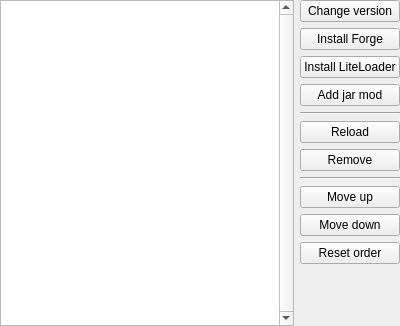
Above: gui/pages/VersionPage.ui from FreesmTeam/FreesmLauncher before the change. Below: the same form after it.
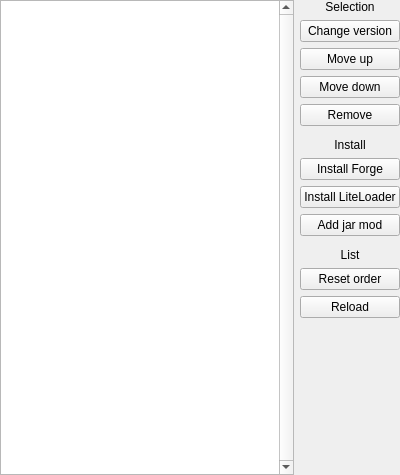
That is the form after the change. Custom widgets are drawn as their Qt base class.

Commit message: Tweaks to page dialog and version page.

Patch:
```diff
--- a/gui/pages/VersionPage.ui
+++ b/gui/pages/VersionPage.ui
@@ -7,7 +7,7 @@
     <x>0</x>
     <y>0</y>
     <width>400</width>
-    <height>326</height>
+    <height>475</height>
    </rect>
   </property>
   <property name="windowTitle">
@@ -51,6 +51,16 @@
    </item>
    <item>
     <layout class="QVBoxLayout" name="verticalLayout_4">
+     <item>
+      <widget class="QLabel" name="label">
+       <property name="text">
+        <string>Selection</string>
+       </property>
+       <property name="alignment">
+        <set>Qt::AlignCenter</set>
+       </property>
+      </widget>
+     </item>
      <item>
       <widget class="QPushButton" name="changeMCVersionBtn">
        <property name="text">
@@ -58,6 +68,46 @@
        </property>
       </widget>
      </item>
+     <item>
+      <widget class="QPushButton" name="moveLibraryUpBtn">
+       <property name="toolTip">
+        <string>This isn't implemented yet.</string>
+       </property>
+       <property name="text">
+        <string>Move up</string>
+       </property>
+      </widget>
+     </item>
+     <item>
+      <widget class="QPushButton" name="moveLibraryDownBtn">
+       <property name="toolTip">
+        <string>This isn't implemented yet.</string>
+       </property>
+       <property name="text">
+        <string>Move down</string>
+       </property>
+      </widget>
+     </item>
+     <item>
+      <widget class="QPushButton" name="removeLibraryBtn">
+       <property name="text">
+        <string>Remove</string>
+       </property>
+      </widget>
+     </item>
+     <item>
+      <widget class="LineSeparator" name="separator" native="true"/>
+     </item>
+     <item>
+      <widget class="QLabel" name="label_2">
+       <property name="text">
+        <string>Install</string>
+       </property>
+       <property name="alignment">
+        <set>Qt::AlignCenter</set>
+       </property>
+      </widget>
+     </item>
      <item>
       <widget class="QPushButton" name="forgeBtn">
        <property name="toolTip">
@@ -83,50 +133,15 @@
       </widget>
      </item>
      <item>
-      <widget class="Line" name="line">
-       <property name="orientation">
-        <enum>Qt::Horizontal</enum>
-       </property>
-      </widget>
+      <widget class="LineSeparator" name="widget" native="true"/>
      </item>
      <item>
-      <widget class="QPushButton" name="reloadLibrariesBtn">
+      <widget class="QLabel" name="label_5">
        <property name="text">
-        <string>Reload</string>
+        <string>List</string>
        </property>
-      </widget>
-     </item>
-     <item>
-      <widget class="QPushButton" name="removeLibraryBtn">
-       <property name="text">
-        <string>Remove</string>
-       </property>
-      </widget>
-     </item>
-     <item>
-      <widget class="Line" name="line_2">
-       <property name="orientation">
-        <enum>Qt::Horizontal</enum>
-       </property>
-      </widget>
-     </item>
-     <item>
-      <widget class="QPushButton" name="moveLibraryUpBtn">
-       <property name="toolTip">
-        <string>This isn't implemented yet.</string>
-       </property>
-       <property name="text">
-        <string>Move up</string>
-       </property>
-      </widget>
-     </item>
-     <item>
-      <widget class="QPushButton" name="moveLibraryDownBtn">
-       <property name="toolTip">
-        <string>This isn't implemented yet.</string>
-       </property>
-       <property name="text">
-        <string>Move down</string>
+       <property name="alignment">
+        <set>Qt::AlignCenter</set>
        </property>
       </widget>
      </item>
@@ -140,6 +155,13 @@
        </property>
       </widget>
      </item>
+     <item>
+      <widget class="QPushButton" name="reloadLibrariesBtn">
+       <property name="text">
+        <string>Reload</string>
+       </property>
+      </widget>
+     </item>
      <item>
       <spacer name="verticalSpacer_7">
        <property name="orientation">
@@ -163,6 +185,12 @@
    <extends>QTreeView</extends>
    <header>gui/widgets/ModListView.h</header>
   </customwidget>
+  <customwidget>
+   <class>LineSeparator</class>
+   <extends>QWidget</extends>
+   <header>gui/widgets/LineSeparator.h</header>
+   <container>1</container>
+  </customwidget>
  </customwidgets>
  <resources/>
  <connections/>
```
The commit also changes 7 other files.
